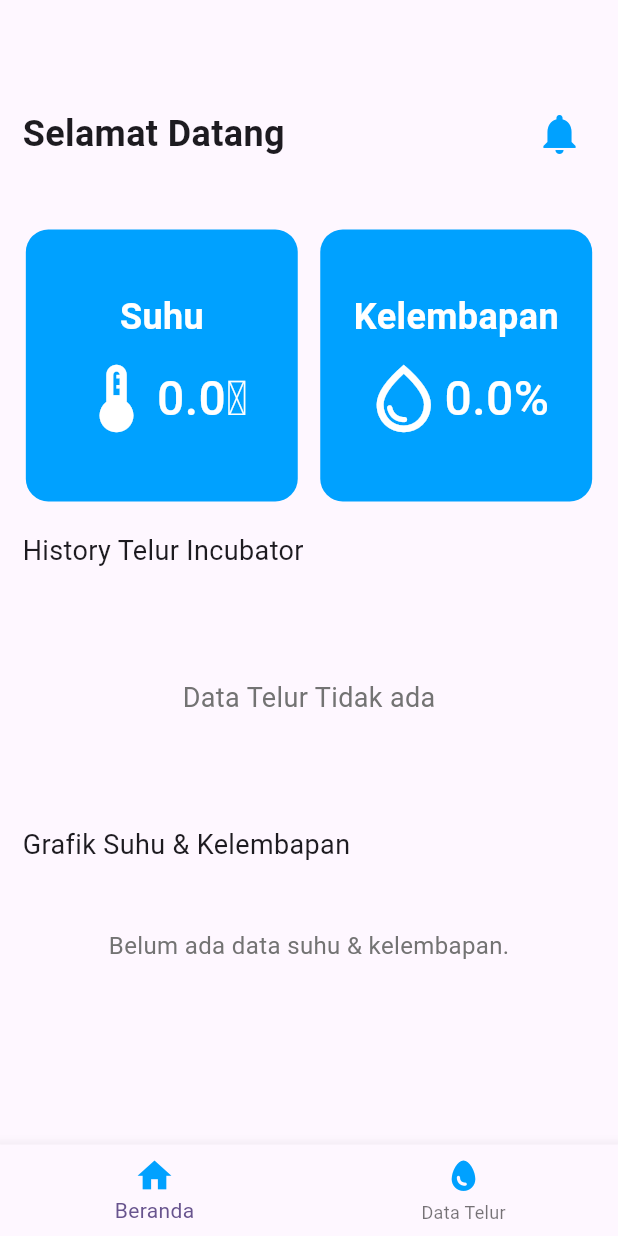
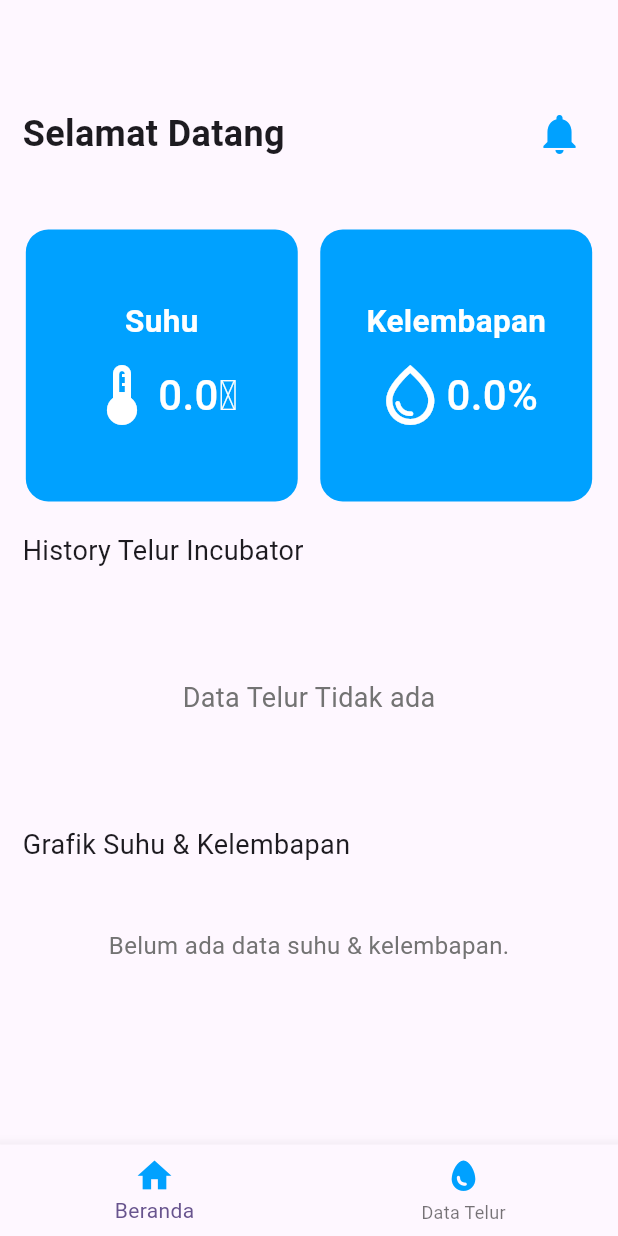
Before and after one commit to Krisna78/incubator_app, a Flutter app: the screen it shows after launch, on a phone screen of 412 x 824 dp. Run offline on Flutter 3.47's test engine with Material 3 defaults, Android fonts, the phone set to English and light mode, and no system bars; our stand-ins replace firebase_core, fl_chart, get, sqflite; accounts and stored records are empty; network calls fail.

Commit message:
fix : fix it the font and icon is too big

```diff
--- a/lib/pages/beranda.dart
+++ b/lib/pages/beranda.dart
@@ -443,17 +443,17 @@ class InfoCard extends StatelessWidget {
           Text(
             title,
             style: TextStyle(
-                fontSize: 24, fontWeight: FontWeight.w600, color: Colors.white),
+                fontSize: 21, fontWeight: FontWeight.w600, color: Colors.white),
           ),
           SizedBox(height: 10),
           Row(
             mainAxisAlignment: MainAxisAlignment.center,
             children: [
-              Icon(icon, size: 54, color: Colors.white),
+              Icon(icon, size: 48, color: Colors.white),
               Text(
                 value,
                 style: TextStyle(
-                    fontSize: 32,
+                    fontSize: 28,
                     fontWeight: FontWeight.w500,
                     color: Colors.white),
               ),
```
